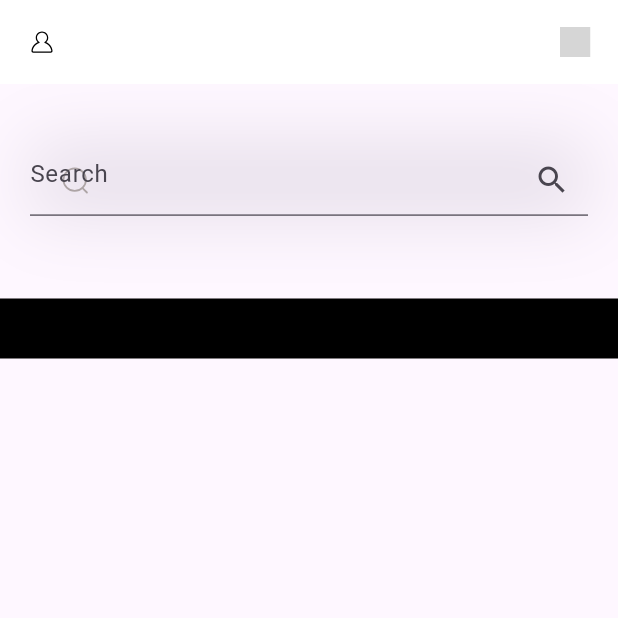
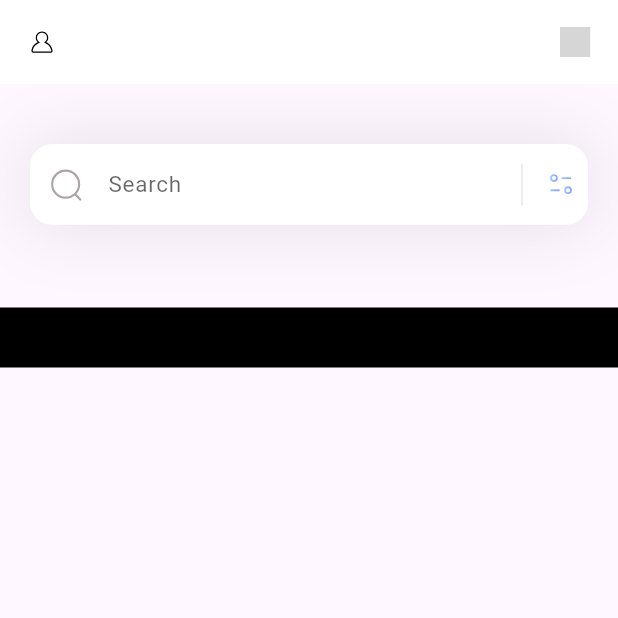
Before and after one commit to Noskathon-Lite/Shahayak, a Flutter app: the screen it shows after launch, on a phone screen of 412 x 824 dp, the top half of it. Run offline on Flutter 3.47's test engine with Material 3 defaults, Android fonts, the light colour scheme and no system bars; our stand-ins replace flutter_svg; grey boxes are pictures that could not be loaded.

Commit message:
new commit 4

```diff
--- a/shahayak/lib/models/category_model.dart
+++ b/shahayak/lib/models/category_model.dart
@@ -11,7 +11,7 @@
     List<CategoryModel> categories = [];
     categories.add(CategoryModel(
         name: 'Category',
-        iconPath: 'assets/icons/Search.svg',
+        iconPath: 'assets/icons/.svg',
         boxColor: Colors.pink));
 
     return categories;
--- a/shahayak/lib/screens/HomeScreen.dart
+++ b/shahayak/lib/screens/HomeScreen.dart
@@ -31,13 +31,13 @@
         crossAxisAlignment: CrossAxisAlignment.start,
         children: [
           _SearchField(),
-          SizedBox(height: 40),
+          const SizedBox(height: 40),
           Column(
             children: [
-              Padding(
-                padding: const EdgeInsets.only(left: 20),
+              const Padding(
+                padding: EdgeInsets.only(left: 20),
               ),
-              SizedBox(height: 15),
+              const SizedBox(height: 15),
               Container(
                 height: 40,
                 color: Colors.black,
@@ -68,23 +68,43 @@
         ]),
         child: TextField(
           decoration: InputDecoration(
-                hintText: 'search',
+              filled: true,
+              fillColor: Colors.white,
+              contentPadding: const EdgeInsets.all(15),
+              hintText: 'Search',
               hintStyle: TextStyle(
                 color: Colors.black.withOpacity(0.6),
                 fontSize: 15,
               ),
               prefixIcon: Padding(
-                  padding: const EdgeInsets.only(left: 20, right: 20),
+                padding: const EdgeInsets.all(12),
                 child: SvgPicture.asset('assets/icons/Search.svg'),
               ),
-                suffixIcon: TextField(
-                  decoration: InputDecoration(
-                      hintText: 'Search',
-                      suffixIcon: IconButton(
-                        icon: const Icon(Icons.search),
-                        onPressed: () {},
+              suffixIcon: SizedBox(
+                width: 100,
+                child: IntrinsicHeight(
+                  child: Row(
+                    mainAxisAlignment: MainAxisAlignment.end,
+                    children: [
+                      const VerticalDivider(
+                        color: Colors.black,
+                        thickness: 0.1,
+                        indent: 10,
+                        endIndent: 10,
+                      ),
+                      Padding(
+                        padding: const EdgeInsets.all(8.0),
+                        child: SvgPicture.asset('assets/icons/Filter.svg'),
+                      ),
+                    ],
+                  ),
+                ),
+              ),
+              border: OutlineInputBorder(
+                borderRadius: BorderRadius.circular(15),
+                borderSide: BorderSide.none,
               )),
-                ))));
+        ));
   }
 
   AppBar appBar() {
```
Also changed, not shown: shahayak/assets/icons/Filter.svg (added). Lines whose indentation alone changed are shown as unchanged.
